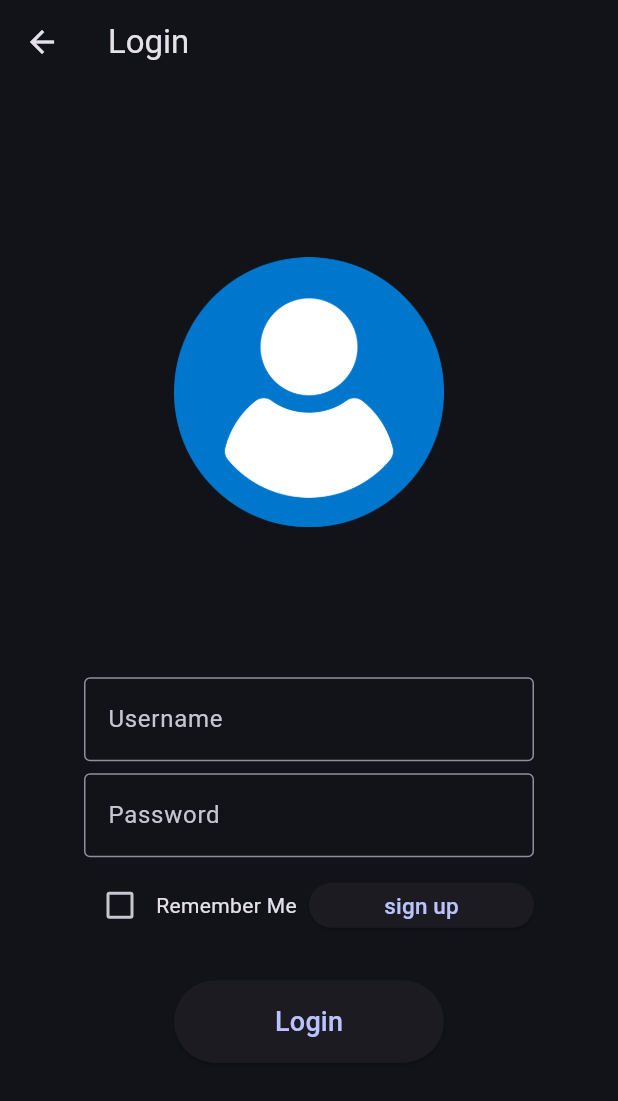
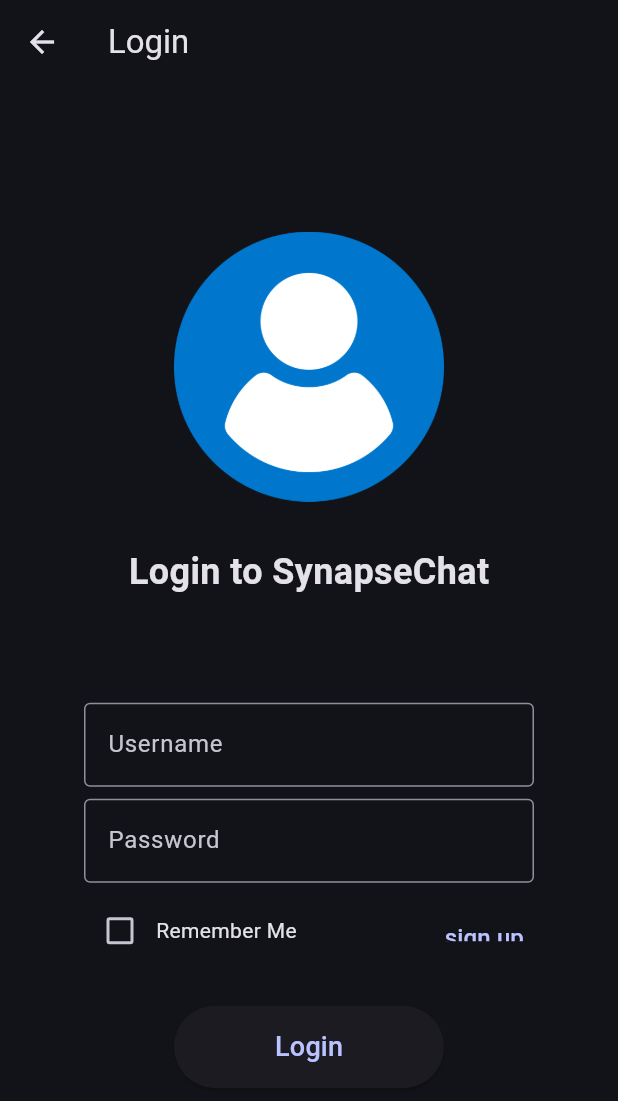
Before and after one commit to SynapseNets/SynapseChat, a Flutter app: the LoginPage screen opened by its route, on a phone screen of 412 x 824 dp. Shown: the top 1101 px of the screen. Run offline on Flutter 3.47's test engine with Material 3 defaults, Android fonts, the phone set to English and light mode, and no system bars; missing offline and left inert: dart:ffi.

Commit message:
refactored loginpage

```diff
--- a/client/lib/loginpage.dart
+++ b/client/lib/loginpage.dart
@@ -39,12 +39,19 @@ class _LoginPageState extends State<LoginPage> {
           child: Column(
             mainAxisAlignment: MainAxisAlignment.center,
             children: [
-              SizedBox(
-                width: 180.0,
-                height: 180.0,
-                child:Image.asset('images/user.png'),
+              Image.asset('images/user.png',
+              width: 180,
+              height: 180
               ),
-              const SizedBox(height: 100.0),
+              const SizedBox(height: 30.0),
+              const Text(
+                'Login to SynapseChat',
+                style: TextStyle(
+                  fontSize: 24.0,
+                  fontWeight: FontWeight.bold,
+                ),
+              ),
+              const SizedBox(height: 70.0),
               SizedBox(
                 width: 300.0,
                 child: TextField(
@@ -71,9 +78,7 @@ class _LoginPageState extends State<LoginPage> {
               SizedBox(
                 width: 300.0,
                 child: Row(
-                  mainAxisAlignment: MainAxisAlignment.spaceBetween,
-                  children: [
-                    Row(
+                  mainAxisAlignment: MainAxisAlignment.start,
                   children: [
                     Checkbox(
                       value: _isChecked,
@@ -84,20 +89,17 @@ class _LoginPageState extends State<LoginPage> {
                       },
                     ),
                     const Text('Remember Me'),
-                      ],
-                    ),
+                    const SizedBox(width: 80,),
                     SizedBox(
-                      width: 150.0,
+                      width: 90.0,
                       height: 30.0,
-                      child: ElevatedButton(
-                        onPressed: (){
+                      child: TextButton(
+                        onPressed: () {
                           Navigator.pushNamed(context, '/registration');
                         },
                         child: const Text(
                           'sign up',
-                          style: TextStyle(
-                            fontSize: 15.0
-                          ),
+                          style: TextStyle(fontSize: 16.0),
                         ),
                       ),
                     ),
```
Also changed, not shown: 1 other file. Lines whose indentation alone changed are shown as unchanged.
